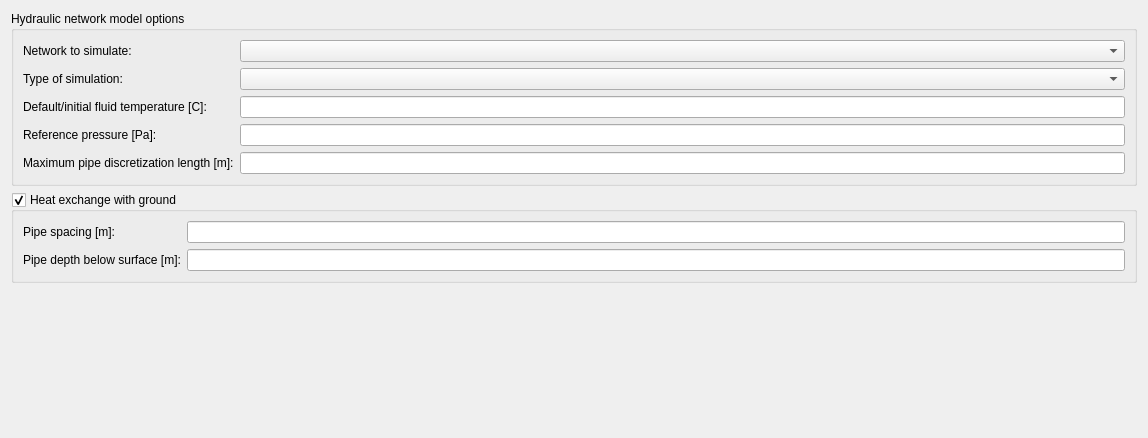
Qt form SIM-VICUS/src/SVSimulationNetworkOptions.ui (ghorwin/SIM-VICUS) before a commit.
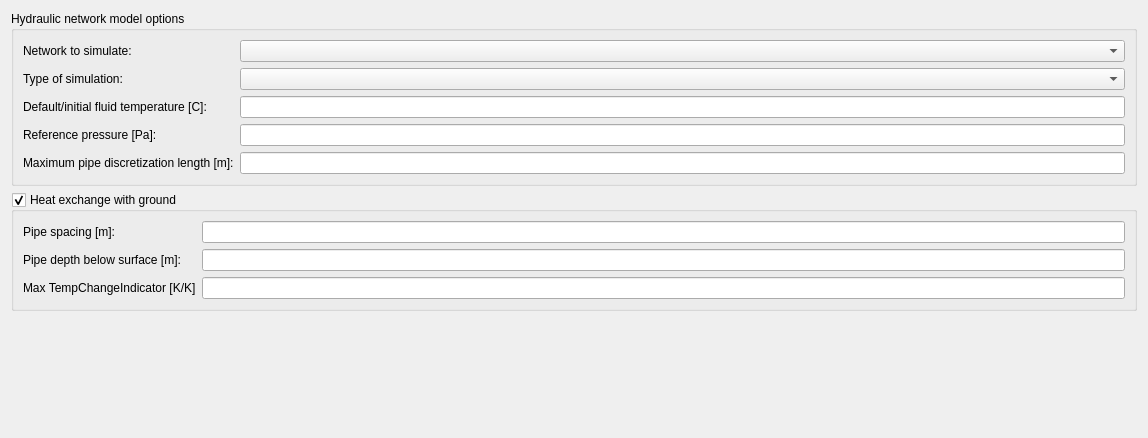
The same form after that commit. Custom widgets are drawn as their Qt base class.

Commit message: add option for tempChangeIndicator editing

Diff of the .ui file:
```diff
--- a/SIM-VICUS/src/SVSimulationNetworkOptions.ui
+++ b/SIM-VICUS/src/SVSimulationNetworkOptions.ui
@@ -118,6 +118,20 @@
         </property>
        </widget>
       </item>
+      <item row="2" column="0">
+       <widget class="QLabel" name="label_9">
+        <property name="text">
+         <string>Max TempChangeIndicator [K/K]</string>
+        </property>
+       </widget>
+      </item>
+      <item row="2" column="1">
+       <widget class="QtExt::ValidatingLineEdit" name="lineEditMaxTempChangeIndicator">
+        <property name="text">
+         <string/>
+        </property>
+       </widget>
+      </item>
      </layout>
     </widget>
    </item>
```
The commit also changes 3 other files.
